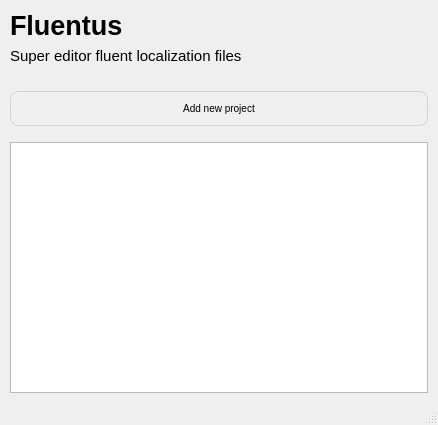
The window that src/resource/ui/start_window.ui (m-xim/fluentus) describes before a commit, drawn with Qt 5.
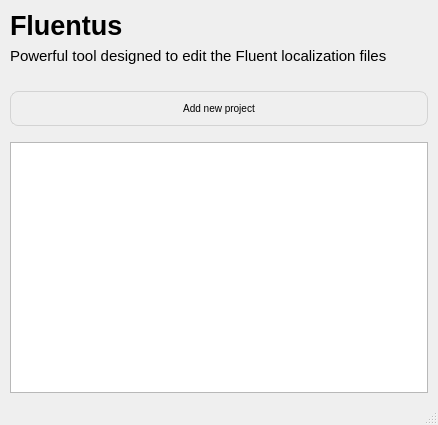
The same window after the commit. Icons and pictures are not drawn.

Commit message: refactor(start_window.ui): set description

```diff
--- a/src/resource/ui/start_window.ui
+++ b/src/resource/ui/start_window.ui
@@ -49,7 +49,7 @@
 font-weight: middle;</string>
       </property>
       <property name="text">
-       <string>Super editor fluent localization files</string>
+       <string>Powerful tool designed to edit the Fluent localization files</string>
       </property>
      </widget>
     </item>
```
